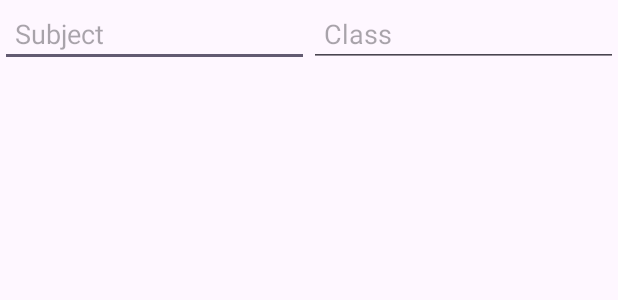
After one commit to kayaa-anantharasa/Automated-Timetable-Generation-System, an Android app: the layout popup_edittext_fields.xml on its own in the app's theme, with its tools: preview values and no code run, on a phone screen of 412 x 824 dp. The commit adds this screen. Shown: the top 300 px of the screen. Run offline under Robolectric (Android 15) with nearby library versions, the phone set to English and light mode, and no system bars; Roboto replaces fonts that are not available here.

```diff
--- /dev/null
+++ b/app/src/main/res/layout/popup_edittext_fields.xml
@@ -0,0 +1,23 @@
+<?xml version="1.0" encoding="utf-8"?>
+<LinearLayout xmlns:android="http://schemas.android.com/apk/res/android"
+    android:layout_width="match_parent"
+    android:layout_height="wrap_content"
+    android:orientation="horizontal">
+
+    <EditText
+        android:id="@+id/editTextSubject"
+        android:layout_width="0dp"
+        android:layout_height="wrap_content"
+        android:layout_weight="1"
+        android:hint="Subject"
+        android:padding="10dp"/>
+
+    <EditText
+        android:id="@+id/editTextClass"
+        android:layout_width="0dp"
+        android:layout_height="wrap_content"
+        android:layout_weight="1"
+        android:hint="Class"
+        android:padding="10dp"/>
+
+</LinearLayout>
```
Also changed, not shown: app/src/main/java/com/example/automatedtimetablegenerationsystem/usertimetableFragment.java (+151 -38 lines), app/src/main/res/layout/popup_layout.xml (added, +16 -0 lines).
